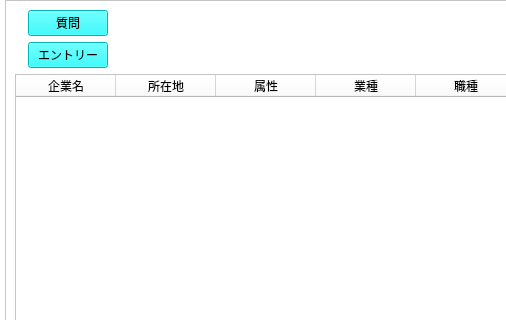
Qt form design/adminFirm.ui (kokimame/e-navi) before a commit; both pictures show x 0 to 506 and y 0 to 320 of the 721 by 910 pixel window.
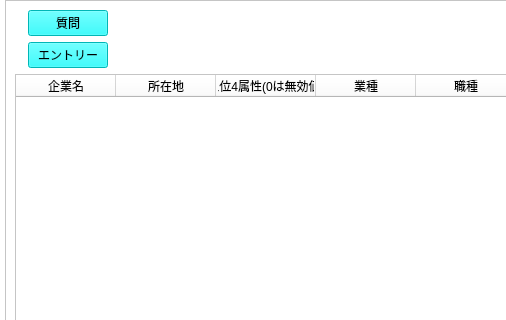
The same form after that commit. Icons and pictures are not drawn.

Commit message: Updade headr label and set spin limit

Patch:
```diff
--- a/design/adminFirm.ui
+++ b/design/adminFirm.ui
@@ -112,7 +112,7 @@
          </column>
          <column>
           <property name="text">
-           <string>属性</string>
+           <string>上位4属性(0は無効値)</string>
           </property>
          </column>
          <column>
```
The commit also changes 2 other files.
